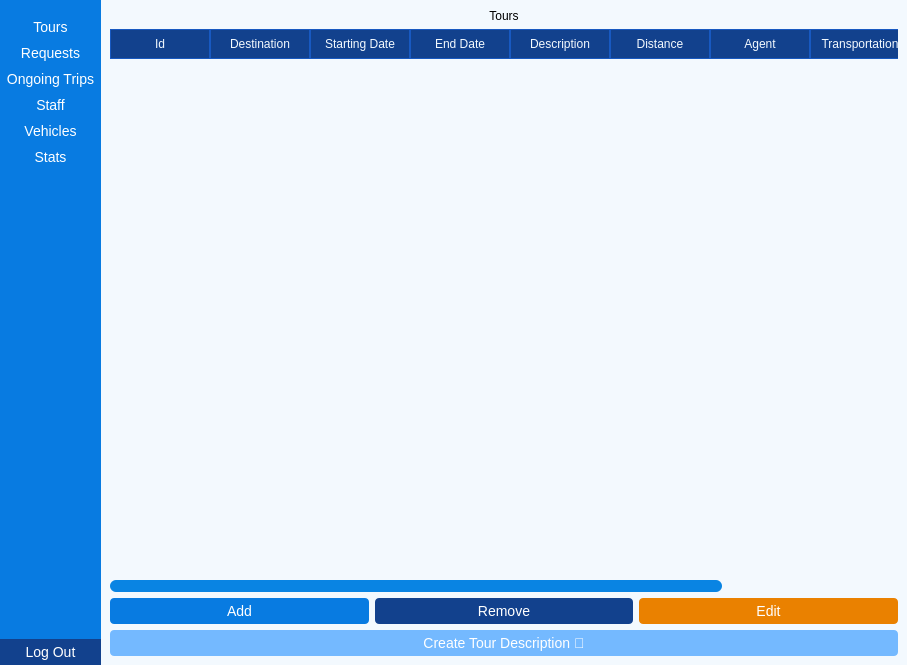
First picture: the form in ui/admin.ui, repository Dimalko/telo2, before the edit.
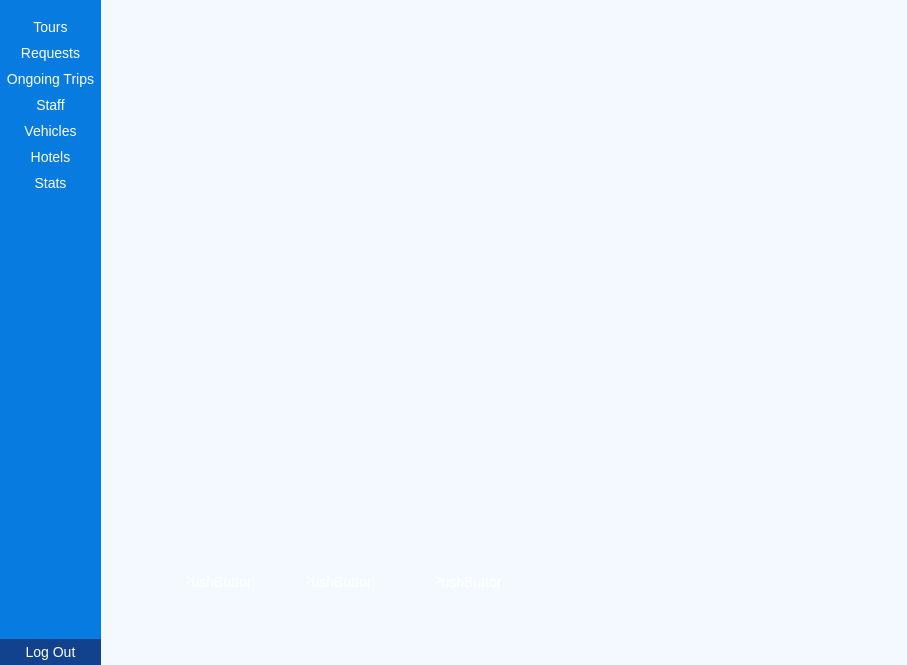
Second picture: the form after the edit. Icons and pictures are not drawn.

Commit message: added guide files and updated admin ui

```diff
--- a/ui/admin.ui
+++ b/ui/admin.ui
@@ -236,6 +236,29 @@
          </property>
         </widget>
        </item>
+       <item>
+        <widget class="QPushButton" name="hotelsBtn">
+         <property name="styleSheet">
+          <string notr="true">QPushButton{
+color:#fff;
+border: 0px;
+font-size: 14px;
+padding: 5px;
+border-radius: 0px;
+background-color: rgb(8, 123, 225);
+}
+
+QPushButton:hover{
+background-color: rgb(18, 65, 141);
+border-radius: 10px;
+border-bottom: 2px solid #74b9ff;
+}</string>
+         </property>
+         <property name="text">
+          <string>Hotels</string>
+         </property>
+        </widget>
+       </item>
        <item>
         <widget class="QPushButton" name="statsBtn">
          <property name="styleSheet">
@@ -244,6 +267,7 @@
 border: 0px;
 font-size: 14px;
 padding: 5px;
+border-radius: 0px;
 background-color: rgb(8, 123, 225);
 }
 
@@ -326,7 +350,7 @@
        <string notr="true">background-color: rgb(243, 249, 254);</string>
       </property>
       <property name="currentIndex">
-       <number>0</number>
+       <number>5</number>
       </property>
       <widget class="QWidget" name="homePage">
        <layout class="QGridLayout" name="gridLayout">
@@ -1034,6 +1058,57 @@
         </item>
        </layout>
       </widget>
+      <widget class="QWidget" name="hotelsPage">
+       <widget class="QPushButton" name="pushButton">
+        <property name="geometry">
+         <rect>
+          <x>80</x>
+          <y>570</y>
+          <width>75</width>
+          <height>23</height>
+         </rect>
+        </property>
+        <property name="text">
+         <string>PushButton</string>
+        </property>
+       </widget>
+       <widget class="QPushButton" name="pushButton_2">
+        <property name="geometry">
+         <rect>
+          <x>200</x>
+          <y>570</y>
+          <width>75</width>
+          <height>23</height>
+         </rect>
+        </property>
+        <property name="text">
+         <string>PushButton</string>
+        </property>
+       </widget>
+       <widget class="QPushButton" name="pushButton_3">
+        <property name="geometry">
+         <rect>
+          <x>330</x>
+          <y>570</y>
+          <width>75</width>
+          <height>23</height>
+         </rect>
+        </property>
+        <property name="text">
+         <string>PushButton</string>
+        </property>
+       </widget>
+       <widget class="QTableWidget" name="tableWidget">
+        <property name="geometry">
+         <rect>
+          <x>200</x>
+          <y>180</y>
+          <width>256</width>
+          <height>192</height>
+         </rect>
+        </property>
+       </widget>
+      </widget>
       <widget class="QWidget" name="statsPage">
        <widget class="QLabel" name="label_3">
         <property name="geometry">
```
Left out of the diff: 33 changed lines with no effect on the pictures. The commit also changes 10 other files.
